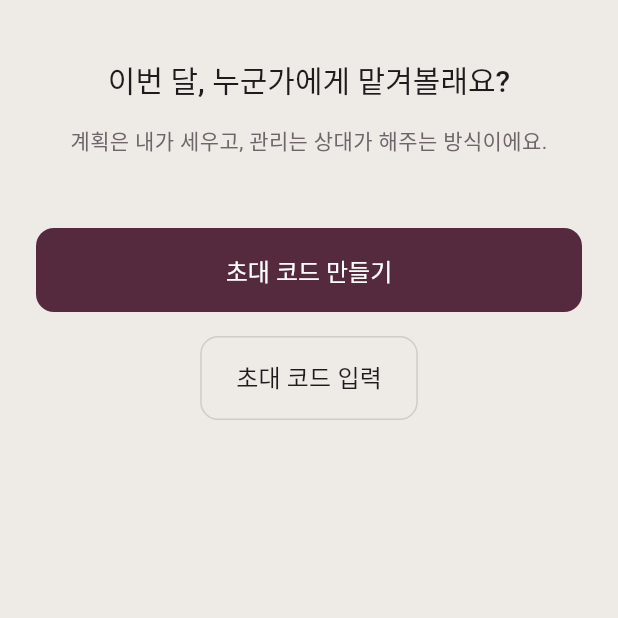
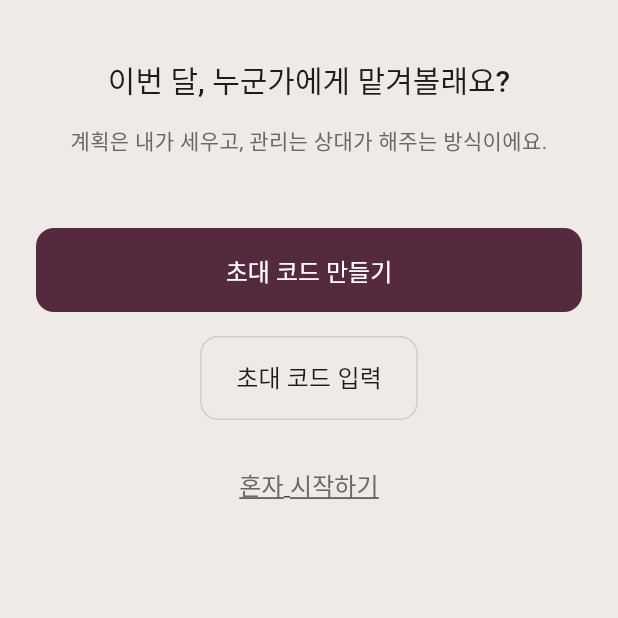
Before and after one commit to iplepine/nodtry, a Flutter app: the ConnectScreen screen opened by its route, on a phone screen of 412 x 824 dp, the top half of it. Run offline on Flutter 3.47's test engine with Material 3 defaults, Android fonts, the phone set to English and light mode, and no system bars; our stand-ins replace go_router.

Commit message:
Connect screen에 혼자 시작하기 버튼 추가
- 초기 옵션 화면에 혼자 시작하기 버튼 추가
- 버튼 클릭 시 홈 화면으로 이동
- 밑줄 스타일 적용하여 클릭 가능한 UI로 표시
- 한글/영문 localization 추가

```diff
--- a/lib/l10n/app_en.arb
+++ b/lib/l10n/app_en.arb
@@ -35,6 +35,10 @@
   "enterInviteCode": "Enter Invite Code",
   "@enterInviteCode": {
     "description": "Button to enter invite code"
+  },
+  "startSolo": "Start Solo",
+  "@startSolo": {
+    "description": "Button to start without connecting to a partner"
   },
   "inviteCode": "Invite Code",
   "@inviteCode": {
--- a/lib/l10n/app_ko.arb
+++ b/lib/l10n/app_ko.arb
@@ -9,6 +9,7 @@
   "connectSubtitle": "계획은 내가 세우고, 관리는 상대가 해주는 방식이에요.",
   "createInviteCode": "초대 코드 만들기",
   "enterInviteCode": "초대 코드 입력",
+  "startSolo": "혼자 시작하기",
   "inviteCode": "초대 코드",
   "copyCode": "코드 복사",
   "shareCode": "공유하기",
--- a/lib/l10n/app_localizations.dart
+++ b/lib/l10n/app_localizations.dart
@@ -151,6 +151,12 @@ abstract class AppLocalizations {
   /// In en, this message translates to:
   /// **'Enter Invite Code'**
   String get enterInviteCode;
+
+  /// Button to start without connecting to a partner
+  ///
+  /// In en, this message translates to:
+  /// **'Start Solo'**
+  String get startSolo;
 
   /// Label for invite code
   ///
--- a/lib/l10n/app_localizations_en.dart
+++ b/lib/l10n/app_localizations_en.dart
@@ -36,6 +36,9 @@ class AppLocalizationsEn extends AppLocalizations {
 
   @override
   String get enterInviteCode => 'Enter Invite Code';
+
+  @override
+  String get startSolo => 'Start Solo';
 
   @override
   String get inviteCode => 'Invite Code';
--- a/lib/l10n/app_localizations_ko.dart
+++ b/lib/l10n/app_localizations_ko.dart
@@ -34,6 +34,9 @@ class AppLocalizationsKo extends AppLocalizations {
 
   @override
   String get enterInviteCode => '초대 코드 입력';
+
+  @override
+  String get startSolo => '혼자 시작하기';
 
   @override
   String get inviteCode => '초대 코드';
--- a/lib/screens/connect_screen.dart
+++ b/lib/screens/connect_screen.dart
@@ -207,6 +207,22 @@ class _ConnectScreenState extends State<ConnectScreen> {
             style: const TextStyle(fontSize: 16, fontWeight: FontWeight.w500),
           ),
         ),
+        const SizedBox(height: 16),
+        TextButton(
+          onPressed: _navigateToHome,
+          style: TextButton.styleFrom(
+            foregroundColor: AppColors.textSecondary,
+            padding: const EdgeInsets.symmetric(horizontal: 24, vertical: 16),
+          ),
+          child: Text(
+            AppLocalizations.of(context)!.startSolo,
+            style: const TextStyle(
+              fontSize: 16,
+              fontWeight: FontWeight.w500,
+              decoration: TextDecoration.underline,
+            ),
+          ),
+        ),
       ],
     );
   }
```
